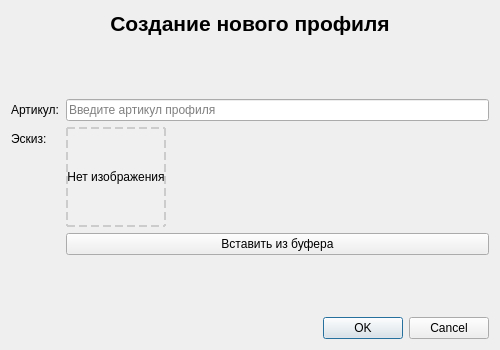
Qt form src/client/ui/dialog_create_profile.ui (formemu/aditim-monitor) before a commit.
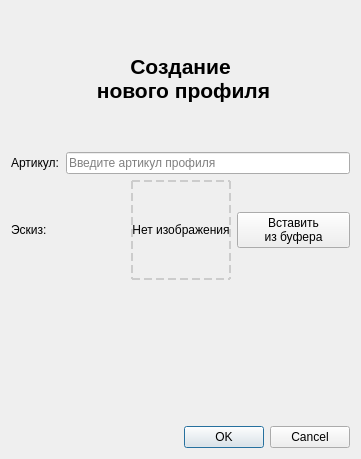
The same form after that commit.

Diff of the .ui file:
```diff
--- a/src/client/ui/dialog_create_profile.ui
+++ b/src/client/ui/dialog_create_profile.ui
@@ -6,8 +6,8 @@
    <rect>
     <x>0</x>
     <y>0</y>
-    <width>500</width>
-    <height>350</height>
+    <width>361</width>
+    <height>459</height>
    </rect>
   </property>
   <property name="windowTitle">
@@ -22,12 +22,12 @@
      <property name="font">
       <font>
        <pointsize>16</pointsize>
-       <weight>75</weight>
        <bold>true</bold>
       </font>
      </property>
      <property name="text">
-      <string>Создание нового профиля</string>
+      <string>Создание
+ нового профиля</string>
      </property>
      <property name="alignment">
       <set>Qt::AlignCenter</set>
@@ -35,43 +35,38 @@
     </widget>
    </item>
    <item>
-    <spacer name="verticalSpacer_top">
-     <property name="orientation">
-      <enum>Qt::Vertical</enum>
-     </property>
-     <property name="sizeHint" stdset="0">
-      <size>
-       <width>20</width>
-       <height>20</height>
-      </size>
-     </property>
-    </spacer>
-   </item>
+    <layout class="QHBoxLayout" name="horizontalLayout">
    <item>
-    <layout class="QFormLayout" name="formLayout">
-     <item row="0" column="0">
       <widget class="QLabel" name="label_article">
        <property name="text">
         <string>Артикул:</string>
        </property>
       </widget>
      </item>
-     <item row="0" column="1">
+     <item>
       <widget class="QLineEdit" name="lineEdit_article">
        <property name="placeholderText">
         <string>Введите артикул профиля</string>
        </property>
       </widget>
      </item>
-     <item row="1" column="0">
+    </layout>
+   </item>
+   <item>
+    <layout class="QHBoxLayout" name="horizontalLayout_2">
+     <item>
       <widget class="QLabel" name="label_sketch">
+       <property name="maximumSize">
+        <size>
+         <width>16777215</width>
+         <height>16777215</height>
+        </size>
+       </property>
        <property name="text">
         <string>Эскиз:</string>
        </property>
       </widget>
      </item>
-     <item row="1" column="1">
-      <layout class="QVBoxLayout" name="verticalLayout_sketch">
        <item>
         <widget class="QLabel" name="label_image">
          <property name="minimumSize">
@@ -86,8 +81,14 @@
            <height>100</height>
           </size>
          </property>
+       <property name="layoutDirection">
+        <enum>Qt::LayoutDirection::LeftToRight</enum>
+       </property>
+       <property name="autoFillBackground">
+        <bool>false</bool>
+       </property>
          <property name="styleSheet">
-          <string>border: 2px dashed #cccccc; background-color: #f0f0f0;</string>
+        <string notr="true">border: 2px dashed #cccccc; </string>
          </property>
          <property name="text">
           <string>Нет изображения</string>
@@ -100,26 +101,17 @@
        <item>
         <widget class="QPushButton" name="pushButton_paste_image">
          <property name="text">
-          <string>Вставить из буфера</string>
-         </property>
-        </widget>
-       </item>
-      </layout>
+        <string>Вставить
+из буфера</string>
+       </property>
+      </widget>
      </item>
     </layout>
    </item>
    <item>
-    <spacer name="verticalSpacer_bottom">
-     <property name="orientation">
-      <enum>Qt::Vertical</enum>
-     </property>
-     <property name="sizeHint" stdset="0">
-      <size>
-       <width>20</width>
-       <height>40</height>
-      </size>
-     </property>
-    </spacer>
+    <widget class="QWidget" name="widget" native="true">
+     <layout class="QVBoxLayout" name="verticalLayout_2"/>
+    </widget>
    </item>
    <item>
     <widget class="QDialogButtonBox" name="buttonBox">
```
Left out of the diff: 8 changed lines with no effect on the pictures. Lines whose indentation alone changed are shown as unchanged.
